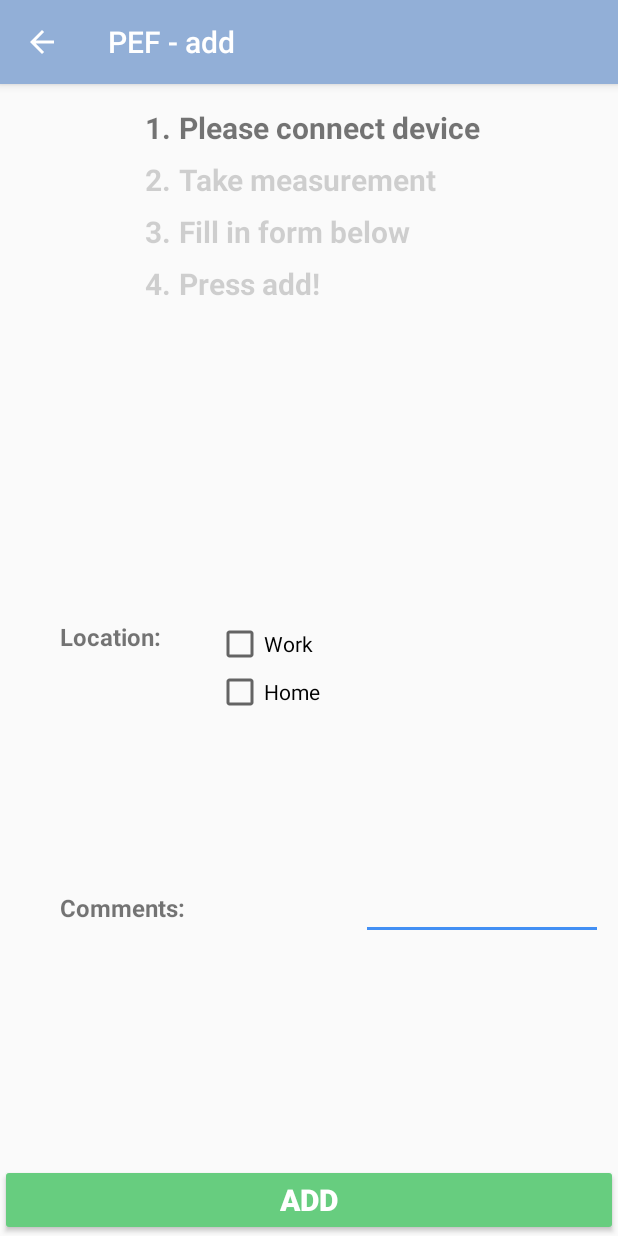
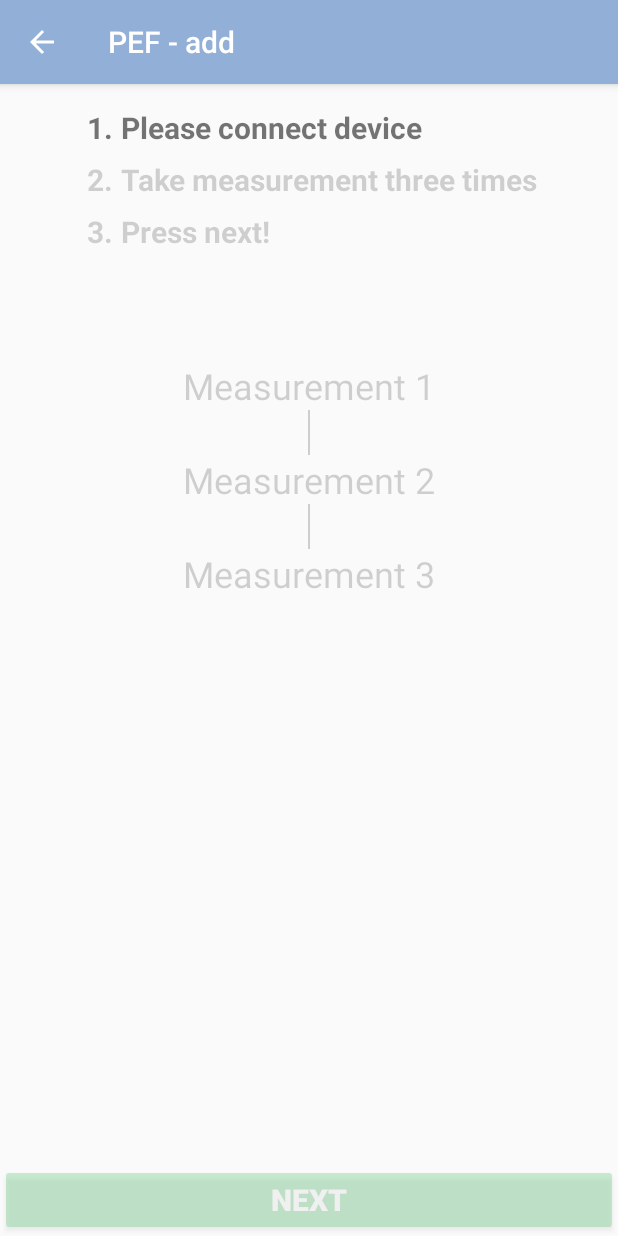
Before and after one commit to SimonLeppanen/MedApp, an Android app: the PEFActivityAdd screen opened directly, with no data from a screen before it, on a phone screen of 412 x 824 dp. Run offline under Robolectric (Android 15) with nearby library versions, the phone set to English and light mode, and no system bars.

Commit message:
PEF procedure almost finished, minor bugs

```diff
--- a/app/src/main/AndroidManifest.xml
+++ b/app/src/main/AndroidManifest.xml
@@ -56,6 +56,9 @@
             android:name=".PEFActivityAdd"
             android:label="PEF - add"
             android:parentActivityName=".PEFActivityMain" />
+        <activity android:name=".PEFActivityAdd2"
+            android:label="PEF - add"
+            android:parentActivityName=".PEFActivityAdd"/>
 
 
     </application>
--- a/app/src/main/java/com/example/simon/medapp/HeartActivity.java
+++ b/app/src/main/java/com/example/simon/medapp/HeartActivity.java
@@ -360,6 +360,7 @@ public class HeartActivity extends AppCompatActivity {
                     pulseNbr.setText(Integer.toString(pulse));
                     pulseNbr.setTextColor(default_gray);
                     pulseText.setTextColor(default_gray);
+                    heartZone.setText("RESTING");
                     pulseText.setText("PULSE");
                 }
             }
--- a/app/src/main/java/com/example/simon/medapp/PEFActivityAdd.java
+++ b/app/src/main/java/com/example/simon/medapp/PEFActivityAdd.java
@@ -1,12 +1,19 @@
 package com.example.simon.medapp;
 
+import android.content.Context;
+import android.content.Intent;
+import android.graphics.Typeface;
 import android.graphics.drawable.ColorDrawable;
 import android.os.Bundle;
 import android.os.Handler;
+import android.support.v4.content.ContextCompat;
 import android.support.v7.app.AppCompatActivity;
+import android.util.TypedValue;
 import android.view.View;
+import android.widget.Button;
 import android.widget.ImageView;
 import android.widget.TextView;
+import android.widget.Toast;
 
 /**
  * Created by simon on 2017-04-19.
@@ -28,16 +35,23 @@ public class PEFActivityAdd extends AppCompatActivity {
     private ImageView check2;
     private ImageView check3;
     private ImageView check4;
+    private TextView measurement1;
+    private TextView measurement2;
+    private TextView measurement3;
+    private View pefLine1;
+    private View pefLine2;
+    private Context ctx;
+    private Button nextButton;
 
     @Override
     protected void onCreate(Bundle savedInstanceState) {
         super.onCreate(savedInstanceState);
-        setContentView(R.layout.activity_pef_add);
+        setContentView(R.layout.activity_pef_add_1);
         getSupportActionBar().setBackgroundDrawable(new ColorDrawable(getResources()
                 .getColor(R.color.colorCardHeader2)));
 
         setupTextStyles();
-
+        ctx = getApplicationContext();
         handler = new Handler();
         procedure();
     }
@@ -46,6 +60,7 @@ public class PEFActivityAdd extends AppCompatActivity {
         handler.postDelayed(new Runnable() {
             @Override
             public void run() {
+                Toast.makeText(PEFActivityAdd.this, "Device connected!", Toast.LENGTH_SHORT).show();
                 connectDevice();
             }
         },3000);
@@ -55,23 +70,49 @@ public class PEFActivityAdd extends AppCompatActivity {
         text1 = (TextView) findViewById(R.id.text_1);
         text2 = (TextView) findViewById(R.id.text_2);
         text3 = (TextView) findViewById(R.id.text_3);
-        text4 = (TextView) findViewById(R.id.text_4);
         nbr1 = (TextView) findViewById(R.id.nbr_1);
         nbr2 = (TextView) findViewById(R.id.nbr_2);
         nbr3 = (TextView) findViewById(R.id.nbr_3);
-        nbr4 = (TextView) findViewById(R.id.nbr_4);
         check1 = (ImageView) findViewById(R.id.check_1);
         check2 = (ImageView) findViewById(R.id.check_2);
         check3 = (ImageView) findViewById(R.id.check_3);
-        check4 = (ImageView) findViewById(R.id.check_4);
-
+        measurement1 = (TextView) findViewById(R.id.measurement_1);
+        measurement2 = (TextView) findViewById(R.id.measurement_2);
+        measurement3 = (TextView) findViewById(R.id.measurement_3);
+        pefLine1 = findViewById(R.id.pef_line1);
+        pefLine2 = findViewById(R.id.pef_line2);
 
         text2.setAlpha(.33f);
         text3.setAlpha(.33f);
-        text4.setAlpha(.33f);
+
         nbr2.setAlpha(.33f);
         nbr3.setAlpha(.33f);
-        nbr4.setAlpha(.33f);
+
+        measurement1.setAlpha(.33f);
+        measurement1.setText("Measurement 1");
+        measurement1.setTextSize(24);
+        measurement1.setTypeface(null, Typeface.NORMAL);
+
+
+        measurement2.setAlpha(.33f);
+        measurement2.setText("Measurement 2");
+        measurement2.setTextSize(24);
+        measurement2.setTypeface(null, Typeface.NORMAL);
+
+        measurement3.setAlpha(.33f);
+        measurement3.setText("Measurement 3");
+        measurement3.setTextSize(24);
+        measurement3.setTypeface(null, Typeface.NORMAL);
+
+        pefLine1.setAlpha(.33f);
+        pefLine2.setAlpha(.33f);
+
+        nextButton = (Button) findViewById(R.id.next_button);
+        nextButton.setAlpha(.33f);
+        nextButton.setClickable(false);
+
+
+
     }
 
     private void connectDevice() {
@@ -84,22 +125,101 @@ public class PEFActivityAdd extends AppCompatActivity {
         handler.postDelayed(new Runnable() {
             @Override
             public void run() {
-                takeMeasurement();
+                takeMeasurement1();
             }
         },3000);
     }
 
-    private void takeMeasurement() {
+    private void takeMeasurement1() {
+
+        measurement1.setText("Take measurement 1");
+        measurement1.setAlpha(1f);
+        measurement1.setTypeface(null, Typeface.BOLD);
+
+        handler.postDelayed(new Runnable() {
+
+
+            @Override
+            public void run() {
+                measurement1.setText("490");
+                measurement1.setTextSize(TypedValue.COMPLEX_UNIT_SP, 36);
+                measurement1.setTextColor(ContextCompat.getColor(ctx, R.color.addbuttonbackground));
+                takemeasurement2();
+            }
+        }, 4000);
+    }
+
+    private void takemeasurement2() {
+        measurement2.setText("Take measurement 2");
+        measurement2.setAlpha(1f);
+
+        pefLine1.setAlpha(1f);
+        pefLine1.setBackgroundColor(ContextCompat.getColor(ctx,R.color.addbuttonbackground));
+
+        measurement2.setTypeface(null, Typeface.BOLD);
+
+        handler.postDelayed(new Runnable() {
+
+
+            @Override
+            public void run() {
+                measurement2.setText("480");
+                measurement2.setTextSize(TypedValue.COMPLEX_UNIT_SP, 36);
+                measurement2.setTextColor(ContextCompat.getColor(ctx, R.color.addbuttonbackground));
+                measurement2.setTypeface(null, Typeface.NORMAL);
+                measurement2.setAlpha(.67f);
+                takemeasurement3();
+            }
+        }, 4000);
+    }
+
+    private void takemeasurement3() {
+
+        measurement3.setText("Take measurement 3");
+        measurement3.setAlpha(1f);
+        measurement3.setTypeface(null, Typeface.BOLD);
+
+        handler.postDelayed(new Runnable() {
+
+
+            @Override
+            public void run() {
+                measurement1.setTypeface(null, Typeface.NORMAL);
+                measurement1.setAlpha(.67f);
+
+                pefLine2.setAlpha(1f);
+                pefLine2.setBackgroundColor(ContextCompat.getColor(ctx,R.color.addbuttonbackground));
+
+
+                measurement3.setText("505");
+                measurement3.setTextSize(TypedValue.COMPLEX_UNIT_SP, 36);
+                measurement3.setTextColor(ContextCompat.getColor(ctx, R.color.addbuttonbackground));
+
+                done();
+            }
+        }, 4000);
+    }
+
+    private void done() {
         nbr2.setVisibility(View.GONE);
         check2.setVisibility(View.VISIBLE);
         text2.setAlpha(.33f);
         nbr3.setAlpha(1f);
         text3.setAlpha(1f);
+        nextButton.setAlpha(1f);
+        nextButton.setClickable(true);
     }
 
-
-    public void addClick(View view) {
-        finish();
-
+    public void nextClick(View view) {
+        Intent intent = new Intent(PEFActivityAdd.this,PEFActivityAdd2.class);
+        startActivityForResult(intent,16);
+    }
+    @Override
+    protected void onActivityResult(int requestCode, int resultCode, Intent data) {
+        if (requestCode == 16) {
+            if (resultCode == 16) {
+                this.finish();
+            }
+        }
     }
 }
--- a/app/src/main/java/com/example/simon/medapp/PEFActivityMain.java
+++ b/app/src/main/java/com/example/simon/medapp/PEFActivityMain.java
@@ -7,8 +7,6 @@ import android.support.v7.app.AppCompatActivity;
 import android.view.View;
 import android.widget.TableRow;
 import android.widget.TextView;
-
-import org.w3c.dom.Text;
 
 /**
  * Created by simon on 2017-04-19.
--- a/app/src/main/res/layout/activity_pef_add.xml
+++ b/app/src/main/res/layout/activity_pef_add_1.xml
@@ -84,28 +84,6 @@
                     android:textStyle="bold"
                     android:text="3."/>
             </LinearLayout>
-            <LinearLayout
-                android:layout_width="@dimen/pef_viewsize"
-                android:layout_height="@dimen/pef_viewsize"
-                android:layout_gravity="center"
-                android:layout_marginBottom="@dimen/pef_margin">
-                <ImageView
-                    android:id="@+id/check_4"
-                    android:layout_width="@dimen/pef_viewsize"
-                    android:layout_height="@dimen/pef_viewsize"
-                    android:padding="2dp"
-                    android:src="@mipmap/ic_check_circle_black_18dp"
-                    android:layout_gravity="center_vertical"
-                    android:visibility="gone"/>
-                <TextView
-                    android:id="@+id/nbr_4"
-                    android:layout_width="@dimen/pef_viewsize"
-                    android:layout_height="@dimen/pef_viewsize"
-                    android:gravity="center_horizontal"
-                    android:textSize="@dimen/pef_procedure_text_size"
-                    android:textStyle="bold"
-                    android:text="4."/>
-            </LinearLayout>
         </LinearLayout>
         <LinearLayout
             android:layout_width="wrap_content"
@@ -126,22 +104,14 @@
                 android:layout_marginBottom="7dp"
                 android:textSize="@dimen/pef_procedure_text_size"
                 android:textStyle="bold"
-                android:text="Take measurement"/>
+                android:text="Take measurement three times"/>
             <TextView
                 android:id="@+id/text_3"
                 android:layout_width="wrap_content"
                 android:layout_height="wrap_content"
-                android:layout_marginBottom="7dp"
                 android:textSize="@dimen/pef_procedure_text_size"
                 android:textStyle="bold"
-                android:text="Fill in form below"/>
-            <TextView
-                android:id="@+id/text_4"
-                android:layout_width="wrap_content"
-                android:layout_height="wrap_content"
-                android:textSize="@dimen/pef_procedure_text_size"
-                android:textStyle="bold"
-                android:text="Press add!"/>
+                android:text="Press next!"/>
         </LinearLayout>
     </LinearLayout>
     <LinearLayout
@@ -151,81 +121,59 @@
         <LinearLayout
             android:layout_width="match_parent"
             android:layout_height="wrap_content"
-            android:layout_weight="1">
+            android:layout_marginTop="30dp"
+            android:orientation="vertical"
+            android:gravity="center">
             <TextView
+                android:id="@+id/measurement_1"
                 android:layout_width="wrap_content"
-                android:layout_height="wrap_content" />
-
+                android:layout_height="wrap_content"
+                android:text="490"
+                android:textStyle="bold"
+                android:textSize="36sp" />
+            <LinearLayout
+                android:layout_width="match_parent"
+                android:layout_height="30dp">
+                <View
+                    android:id="@+id/pef_line1"
+                    android:layout_width="match_parent"
+                    android:layout_height="1dp"
+                    android:layout_marginTop="5dp"
+                    android:rotation="90"
+                    android:background="@color/default_gray"/>
+            </LinearLayout>
+            <TextView
+                android:id="@+id/measurement_2"
+                android:layout_width="wrap_content"
+                android:layout_height="wrap_content"
+                android:text="490"
+                android:textStyle="bold"
+                android:textSize="36sp" />
+            <LinearLayout
+                android:layout_width="match_parent"
+                android:layout_height="30dp">
+                <View
+                    android:id="@+id/pef_line2"
+                    android:layout_width="match_parent"
+                    android:layout_height="1dp"
+                    android:layout_marginTop="5dp"
+                    android:rotation="90"
+                    android:background="@color/default_gray"/>
+            </LinearLayout>
+            <TextView
+                android:id="@+id/measurement_3"
+                android:layout_width="wrap_content"
+                android:layout_height="wrap_content"
+                android:text="490"
+                android:textStyle="bold"
+                android:textSize="36sp" />
         </LinearLayout>
         <LinearLayout
             android:layout_width="match_parent"
             android:layout_height="wrap_content"
-            android:layout_weight="1">
-            <TextView
-                android:layout_width="wrap_content"
-                android:layout_height="wrap_content"
-                android:layout_marginLeft="40dp"
-                android:layout_weight="1"
-                android:textSize="16sp"
-                android:textStyle="bold"
-                android:text="Location: "/>
-            <LinearLayout
-                android:layout_width="wrap_content"
-                android:layout_height="match_parent"
-                android:orientation="vertical"
-                android:layout_weight="6">
-                <CheckBox
-                    android:layout_width="wrap_content"
-                    android:layout_height="wrap_content"
-                    android:text="Work"/>
-                <CheckBox
-                    android:layout_width="wrap_content"
-                    android:layout_height="wrap_content"
-                    android:text="Home"/>
-            </LinearLayout>
-
-            <!--<EditText
-                android:layout_width="wrap_content"
-                android:layout_height="wrap_content"
-                android:layout_marginLeft="40dp"
-                android:layout_weight="8"
-                android:layout_marginRight="10dp"
-                android:inputType="textCapSentences"
-                android:focusable="true"
-                android:focusableInTouchMode="true"
-                android:maxLines="1"
-                android:imeOptions="actionNext"
-                android:nextFocusForward="@+id/pef_comments"
-                android:textSize="16sp"/>-->
-        </LinearLayout>
-        <LinearLayout
-            android:layout_width="match_parent"
-            android:layout_height="wrap_content"
-            android:layout_weight="1">
-            <TextView
-                android:layout_width="0dp"
-                android:layout_height="wrap_content"
-                android:layout_weight="1"
-                android:layout_marginLeft="40dp"
-                android:textSize="16sp"
-                android:textStyle="bold"
-                android:text="Comments: "/>
-            <EditText
-                android:id="@+id/pef_comments"
-                android:layout_width="0dp"
-                android:layout_height="wrap_content"
-                android:focusable="true"
-                android:focusableInTouchMode="true"
-                android:inputType="textCapSentences"
-                android:maxLines="8"
-                android:layout_weight="1"
-                android:layout_marginLeft="40dp"
-                android:layout_marginRight="10dp"
-                android:imeOptions="actionDone"
-                android:textSize="16sp"/>
-
-        </LinearLayout>
+            android:layout_weight="1"/>
         <Button
+            android:id="@+id/next_button"
             android:layout_width="match_parent"
             android:layout_height="wrap_content"
             android:layout_alignParentBottom="true"
@@ -234,9 +182,9 @@
             android:textColor="@color/white"
             android:textSize="20sp"
             android:textStyle="bold"
-            android:text="ADD"
+            android:text="NEXT"
             android:clickable="true"
-            android:onClick="addClick"/>
+            android:onClick="nextClick"/>
     </LinearLayout>
 
 </LinearLayout>
```
Also changed, not shown: app/src/main/java/com/example/simon/medapp/PEFActivityAdd2.java (added, +84 -0 lines), app/src/main/res/layout/activity_pef_add_2.xml (added, +202 -0 lines).
